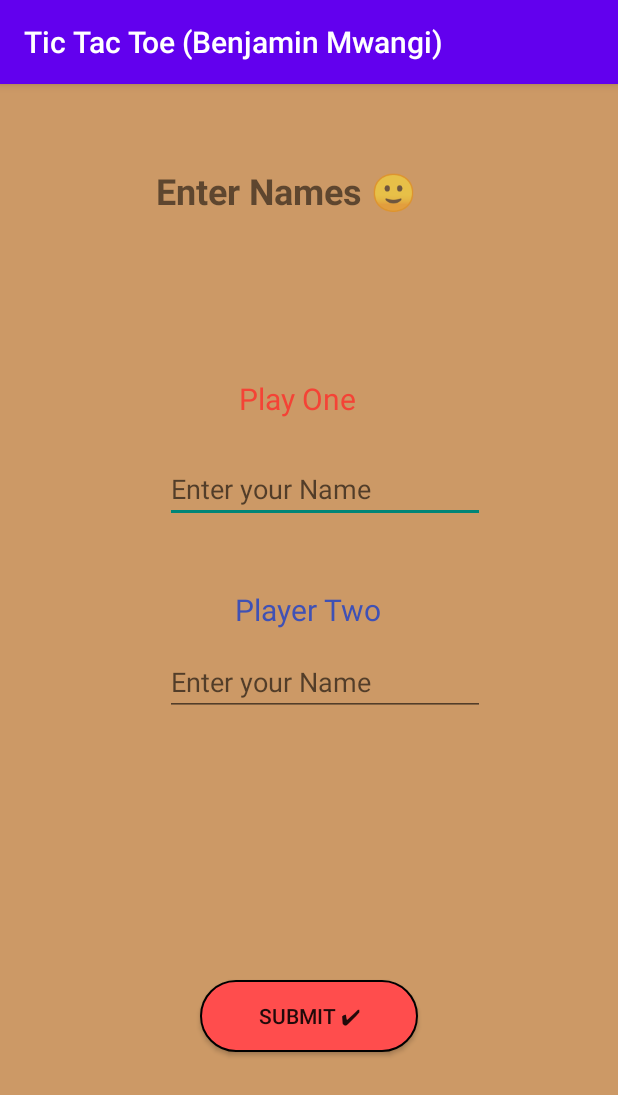
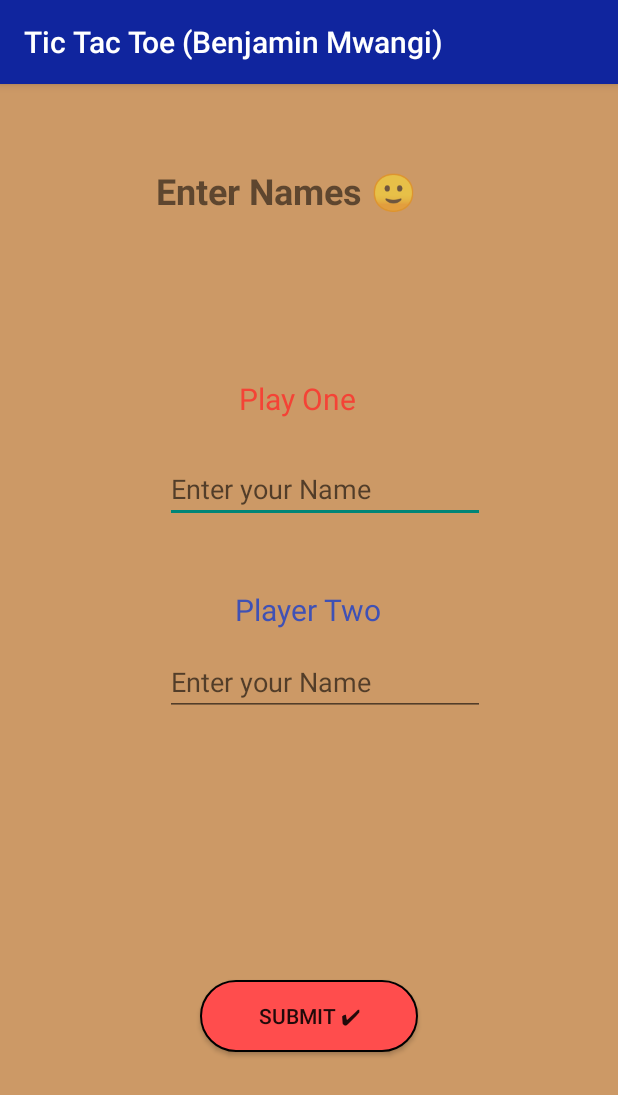
Before and after one commit to mwchben/tictactoe, an Android app: the screen it shows after launch (PlayersPage), after a tap on "PLAY", on a phone screen of 412 x 824 dp. Shown: the top 1095 px of the screen. Run offline under Robolectric (Android 15) with nearby library versions, the phone set to English and light mode, and no system bars.

Commit message:
changed: Primary brand color to blue and dark blue

```diff
--- a/app/src/main/res/values/colors.xml
+++ b/app/src/main/res/values/colors.xml
@@ -1,8 +1,8 @@
 <?xml version="1.0" encoding="utf-8"?>
 <resources>
-    <color name="purple_200">#FFBB86FC</color>
-    <color name="purple_500">#FF6200EE</color>
-    <color name="purple_700">#FF3700B3</color>
+    <color name="purple_200">#3B4EB8</color>
+    <color name="purple_500">#10259E</color>
+    <color name="purple_700">#061359</color>
     <color name="teal_200">#FF03DAC5</color>
     <color name="teal_700">#FF018786</color>
     <color name="black">#FF000000</color>
```
